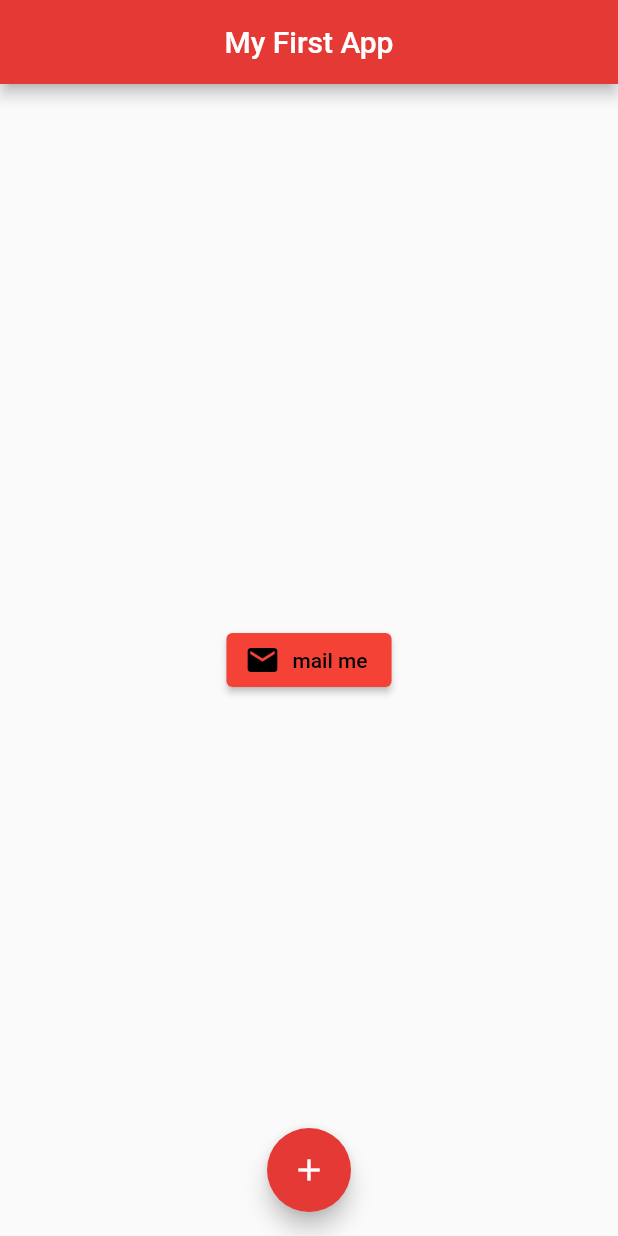
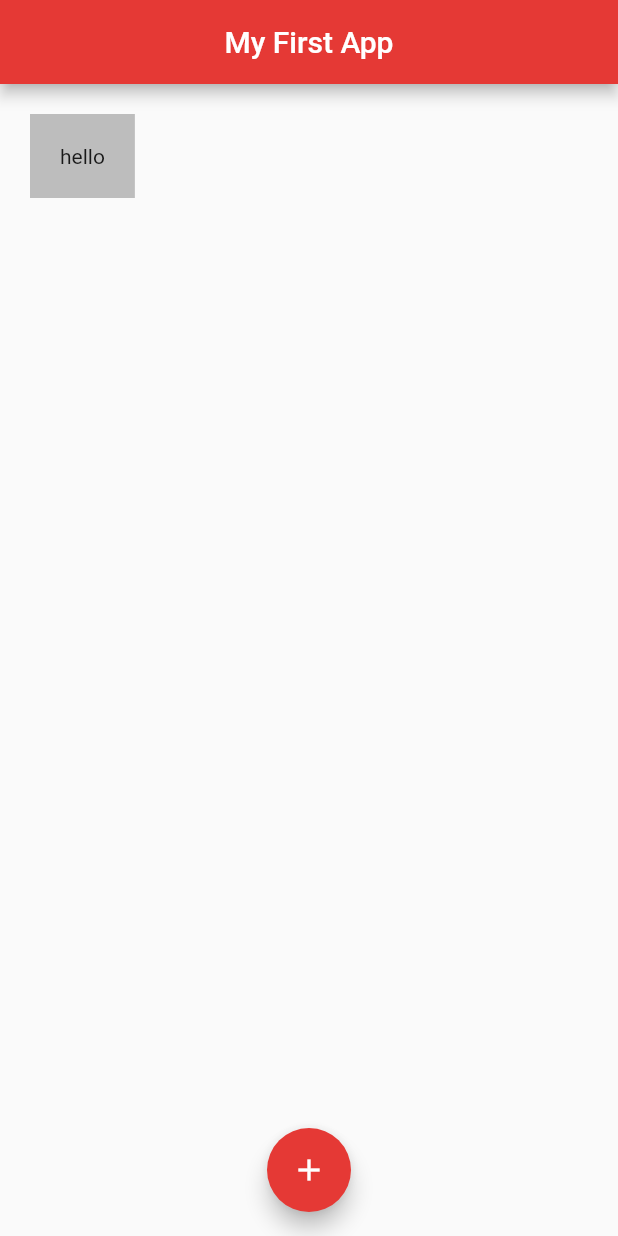
Before and after one commit to batallanazer/flutter-tutorial, a Flutter app: the screen it shows after launch, on a phone screen of 412 x 824 dp. Run offline on Flutter 3.47's test engine with Material 2 defaults, Android fonts, the phone set to English and light mode, and no system bars.

Commit message:
Flutter Tutorial for Beginners #10 - Containers & Padding

```diff
--- a/lib/main.dart
+++ b/lib/main.dart
@@ -16,23 +16,11 @@ class Home extends StatelessWidget {
         centerTitle: true,
         backgroundColor: Colors.red[600],
       ),
-      body: Center(
-        /*child: ElevatedButton(
-          onPressed: (){
-            print('click me button');
-          },
-          child: Text('click me'),
-          style: ButtonStyle(backgroundColor: MaterialStateProperty.all(Colors.red),)
-        ),*/
-        child: ElevatedButton.icon(
-            onPressed: (){},
-            icon: Icon(Icons.mail),
-            label: Text('mail me'),
-            style: ButtonStyle(
-              backgroundColor: MaterialStateProperty.all(Colors.red),
-              foregroundColor: MaterialStateProperty.all(Colors.black),
-            ),
-        ),
+      body: Container(
+        color: Colors.grey[400],
+        child: Text('hello'),
+        padding: EdgeInsets.all(20.0),
+        margin: EdgeInsets.all(20.0),
       ),
       floatingActionButton: FloatingActionButton(
         onPressed: null,
```
